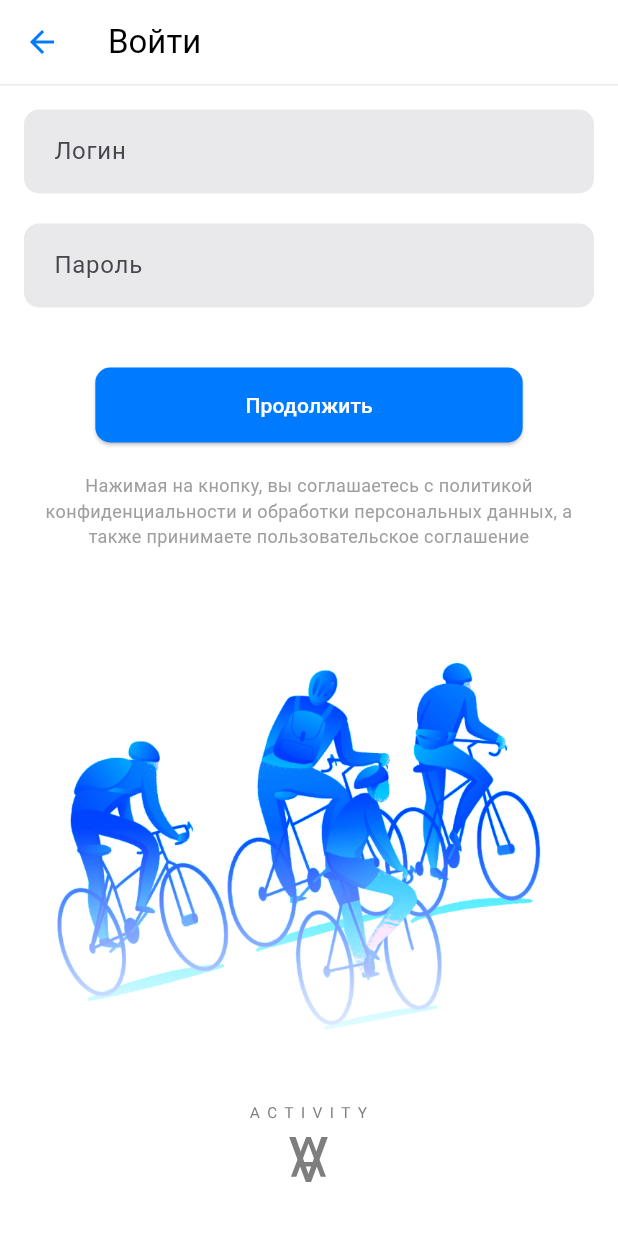
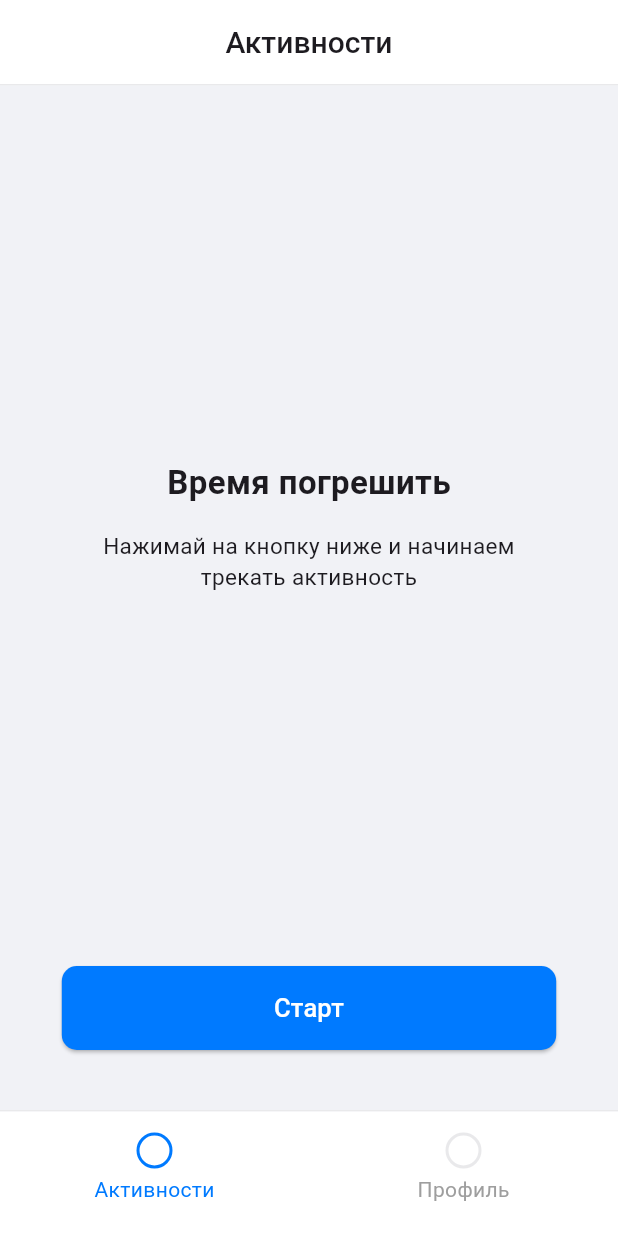
Before and after one commit to eruma1ra/fit-app, a Flutter app: the LoginScreen screen opened by its route, after a tap on "Продолжить", on a phone screen of 412 x 824 dp. Run offline on Flutter 3.47's test engine with Material 3 defaults, Android fonts, the phone set to English and light mode, and no system bars; our stand-ins replace flutter_svg.

Commit message:
добавил экран с активносями

```diff
--- a/lib/main.dart
+++ b/lib/main.dart
@@ -1,5 +1,6 @@
 import 'package:flutter/material.dart';
 import 'screens/home/hello_screen.dart';
+import 'screens/home/activity_screen.dart';
 import 'screens/auth/login_screen.dart';
 import 'screens/auth/registration_screen.dart';
 
@@ -17,6 +18,7 @@ class MyApp extends StatelessWidget {
       routes: {
         '/registration': (context) => RegistrationScreen(),
         '/login': (context) => LoginScreen(),
+        '/activity': (context) => const ActivityScreen(),
       },
     );
   }
--- a/lib/screens/auth/login_screen.dart
+++ b/lib/screens/auth/login_screen.dart
@@ -1,5 +1,6 @@
 import 'package:flutter/material.dart';
 import 'package:flutter_svg/flutter_svg.dart';
+import '../home/activity_screen.dart';
 
 class LoginScreen extends StatelessWidget {
   @override
@@ -54,7 +55,13 @@ class LoginScreen extends StatelessWidget {
             SizedBox(height: 40),
             Center(
               child: ElevatedButton(
-                onPressed: () {},
+                onPressed: () {
+                  // Переход на экран активностей
+                  Navigator.pushReplacement(
+                    context,
+                    MaterialPageRoute(builder: (context) => ActivityScreen()),
+                  );
+                },
                 style: ElevatedButton.styleFrom(
                   backgroundColor: Color(0xFF007AFF),
                   foregroundColor: Colors.white,
--- /dev/null
+++ b/lib/screens/home/activity_screen.dart
@@ -0,0 +1,316 @@
+import 'package:flutter/material.dart';
+
+class ActivityScreen extends StatefulWidget {
+  const ActivityScreen({super.key});
+
+  @override
+  State<ActivityScreen> createState() => _ActivityScreenState();
+}
+
+class _ActivityScreenState extends State<ActivityScreen> {
+  int _selectedIndex = 0;
+  bool _showActivities = false;
+
+  final List<Map<String, dynamic>> _activities = [
+    {
+      'distance': '14.32 км',
+      'time': '2 часа 46 минут',
+      'type': 'Велосипед',
+      'ago': '14 часов назад',
+      'date': 'Вчера',
+      'isHeader': true,
+    },
+    {
+      'distance': '14.32 км',
+      'time': '2 часа 46 минут',
+      'type': 'Велосипед',
+      'ago': '14 часов назад',
+      'date': 'Вчера',
+      'isHeader': false,
+    },
+    {
+      'distance': '8.15 км',
+      'time': '1 час 12 минут',
+      'type': 'Бег',
+      'ago': '1 день назад',
+      'date': 'Май 2022 года',
+      'isHeader': true,
+    },
+    {
+      'distance': '5.43 км',
+      'time': '45 минут',
+      'type': 'Ходьба',
+      'ago': '2 дня назад',
+      'date': 'Май 2022 года',
+      'isHeader': false,
+    },
+    {
+      'distance': '10.27 км',
+      'time': '1 час 38 минут',
+      'type': 'Велосипед',
+      'ago': '3 дня назад',
+      'date': 'Май 2022 года',
+      'isHeader': false,
+    },
+    {
+      'distance': '7.89 км',
+      'time': '1 час 5 минут',
+      'type': 'Бег',
+      'ago': '5 дней назад',
+      'date': 'Май 2022 года',
+      'isHeader': false,
+    },
+  ];
+
+  @override
+  Widget build(BuildContext context) {
+    return Scaffold(
+      backgroundColor: const Color(0xFFF1F2F6),
+      appBar: AppBar(
+        title: const Text(
+          'Активности',
+          style: TextStyle(fontSize: 20, fontWeight: FontWeight.w500),
+        ),
+        centerTitle: true,
+        automaticallyImplyLeading: false,
+        backgroundColor: Colors.white,
+        elevation: 0,
+        bottom: PreferredSize(
+          preferredSize: const Size.fromHeight(1.0),
+          child: Container(color: const Color(0xFFE9E9EB), height: 1.0),
+        ),
+      ),
+      body: _showActivities ? _buildActivitiesList() : _buildInitialContent(),
+      bottomNavigationBar: _buildBottomNavigationBar(),
+    );
+  }
+
+  Widget _buildInitialContent() {
+    return Column(
+      children: [
+        const Expanded(
+          child: Center(
+            child: Column(
+              mainAxisAlignment: MainAxisAlignment.center,
+              children: [
+                Text(
+                  'Время погрешить',
+                  style: TextStyle(fontSize: 22, fontWeight: FontWeight.bold),
+                ),
+                SizedBox(height: 16),
+                Padding(
+                  padding: EdgeInsets.symmetric(horizontal: 40),
+                  child: Text(
+                    'Нажимай на кнопку ниже и начинаем трекать активность',
+                    textAlign: TextAlign.center,
+                    style: TextStyle(fontSize: 15),
+                  ),
+                ),
+              ],
+            ),
+          ),
+        ),
+        Padding(
+          padding: const EdgeInsets.only(bottom: 40),
+          child: SizedBox(
+            width: MediaQuery.of(context).size.width * 0.8,
+            child: ElevatedButton(
+              onPressed: () {
+                setState(() {
+                  _showActivities = true;
+                });
+              },
+              style: ElevatedButton.styleFrom(
+                backgroundColor: const Color(0xFF007AFF),
+                foregroundColor: Colors.white,
+                padding: const EdgeInsets.symmetric(vertical: 16),
+                shape: RoundedRectangleBorder(
+                  borderRadius: BorderRadius.circular(10),
+                ),
+              ),
+              child: const Text('Старт', style: TextStyle(fontSize: 17)),
+            ),
+          ),
+        ),
+      ],
+    );
+  }
+
+  Widget _buildActivitiesList() {
+    return SingleChildScrollView(
+      padding: const EdgeInsets.all(16),
+      child: Column(
+        crossAxisAlignment: CrossAxisAlignment.start,
+        children: [
+          for (int i = 0; i < _activities.length; i++)
+            if (_activities[i]['isHeader'])
+              Padding(
+                padding: const EdgeInsets.only(top: 16, bottom: 8),
+                child: Text(
+                  _activities[i]['date'],
+                  style: const TextStyle(
+                    fontSize: 18,
+                    fontWeight: FontWeight.bold,
+                  ),
+                ),
+              )
+            else
+              Container(
+                width: double.infinity,
+                margin: const EdgeInsets.only(bottom: 12),
+                padding: const EdgeInsets.all(16),
+                decoration: BoxDecoration(
+                  color: Colors.white,
+                  borderRadius: BorderRadius.circular(12),
+                ),
+                child: Column(
+                  crossAxisAlignment: CrossAxisAlignment.start,
+                  children: [
+                    Text(
+                      _activities[i]['distance'],
+                      style: const TextStyle(
+                        fontSize: 18,
+                        fontWeight: FontWeight.bold,
+                      ),
+                    ),
+                    const SizedBox(height: 4),
+                    Text(
+                      _activities[i]['time'],
+                      style: const TextStyle(fontSize: 14, color: Colors.grey),
+                    ),
+                    const SizedBox(height: 8),
+                    Row(
+                      mainAxisAlignment: MainAxisAlignment.spaceBetween,
+                      children: [
+                        Row(
+                          children: [
+                            Container(
+                              width: 12,
+                              height: 12,
+                              decoration: const BoxDecoration(
+                                shape: BoxShape.circle,
+                                color: Color(0xFF007AFF),
+                              ),
+                            ),
+                            const SizedBox(width: 8),
+                            Text(
+                              _activities[i]['type'],
+                              style: const TextStyle(
+                                fontSize: 14,
+                                color: Colors.grey,
+                              ),
+                            ),
+                          ],
+                        ),
+                        Text(
+                          _activities[i]['ago'],
+                          style: const TextStyle(
+                            fontSize: 14,
+                            color: Colors.grey,
+                          ),
+                        ),
+                      ],
+                    ),
+                  ],
+                ),
+              ),
+        ],
+      ),
+    );
+  }
+
+  Widget _buildBottomNavigationBar() {
+    return Container(
+      decoration: BoxDecoration(
+        border: Border(
+          top: BorderSide(color: const Color(0xFFE9E9EB), width: 1.0),
+        ),
+      ),
+      child: Theme(
+        data: Theme.of(context).copyWith(
+          splashColor: Colors.transparent,
+          highlightColor: Colors.transparent,
+        ),
+        child: BottomNavigationBar(
+          items: [
+            BottomNavigationBarItem(
+              icon: Column(
+                children: [
+                  Container(
+                    width: 24,
+                    height: 24,
+                    decoration: BoxDecoration(
+                      shape: BoxShape.circle,
+                      border: Border.all(
+                        color:
+                            _selectedIndex == 0
+                                ? const Color(0xFF007AFF)
+                                : const Color(0xFFE9E9EB),
+                        width: 2,
+                      ),
+                    ),
+                  ),
+                  const SizedBox(height: 4),
+                  Text(
+                    'Активности',
+                    style: TextStyle(
+                      color:
+                          _selectedIndex == 0
+                              ? const Color(0xFF007AFF)
+                              : Colors.grey,
+                    ),
+                  ),
+                ],
+              ),
+              label: '',
+            ),
+            BottomNavigationBarItem(
+              icon: Column(
+                children: [
+                  Container(
+                    width: 24,
+                    height: 24,
+                    decoration: BoxDecoration(
+                      shape: BoxShape.circle,
+                      border: Border.all(
+                        color:
+                            _selectedIndex == 1
+                                ? const Color(0xFF007AFF)
+                                : const Color(0xFFE9E9EB),
+                        width: 2,
+                      ),
+                    ),
+                  ),
+                  const SizedBox(height: 4),
+                  Text(
+                    'Профиль',
+                    style: TextStyle(
+                      color:
+                          _selectedIndex == 1
+                              ? const Color(0xFF007AFF)
+                              : Colors.grey,
+                    ),
+                  ),
+                ],
+              ),
+              label: '',
+            ),
+          ],
+          currentIndex: _selectedIndex,
+          onTap: (index) {
+            setState(() {
+              _selectedIndex = index;
+            });
+          },
+          backgroundColor: Colors.white,
+          selectedItemColor: Colors.transparent,
+          unselectedItemColor: Colors.transparent,
+          showSelectedLabels: false,
+          showUnselectedLabels: false,
+          type: BottomNavigationBarType.fixed,
+          elevation: 0,
+        ),
+      ),
+    );
+  }
+}
```
Also changed, not shown: lib/screens/auth/registration_screen.dart (+9 -1 lines).
